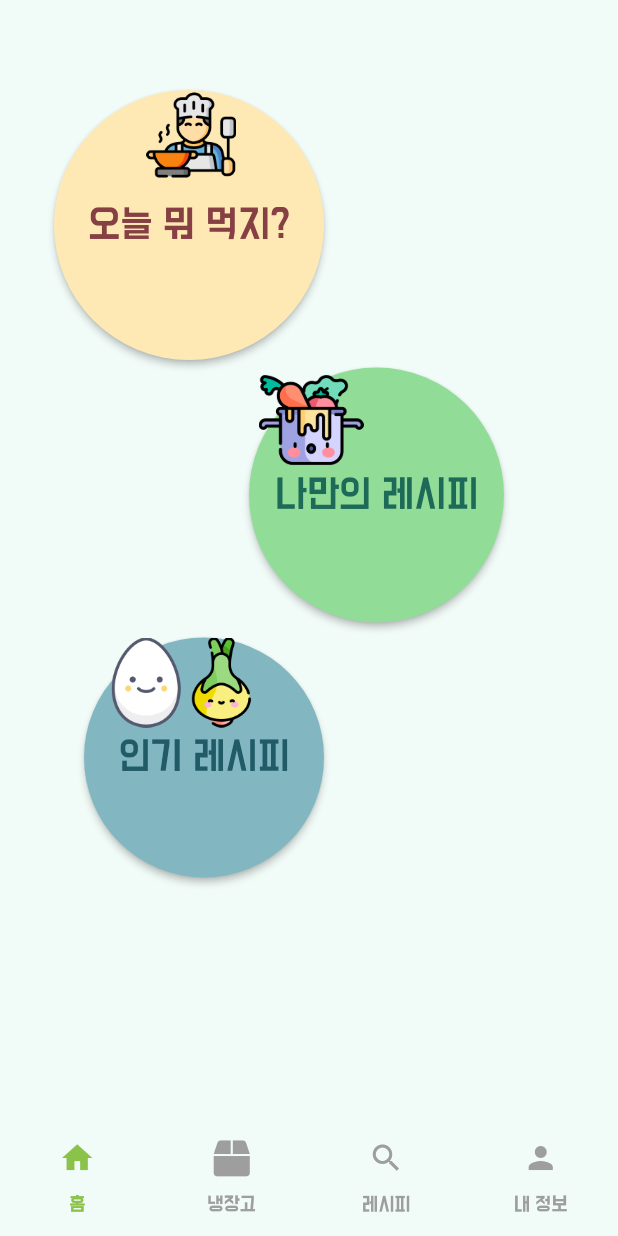
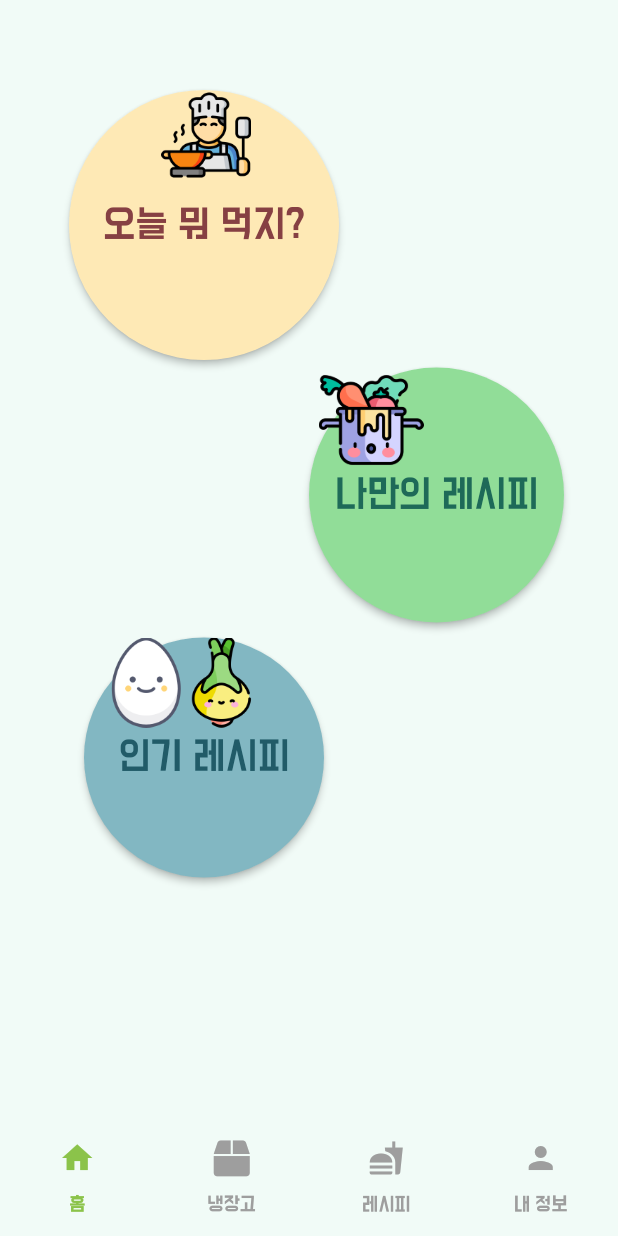
Before and after one commit to joowhan/Uana_project, a Flutter app: the HomePage screen opened by its route, on a phone screen of 412 x 824 dp. Run offline on Flutter 3.47's test engine with Material 2 defaults, Android fonts, the phone set to English and light mode, and no system bars; our stand-ins replace circular_countdown_timer, cloud_firestore, csv, file_picker, firebase_auth, firebase_core and 20 more; missing offline and left inert: cloud_firestore_web, firebase_auth_web, firebase_core_web, firebase_messaging_web, firebase_storage_web, geolocator_web and 5 more; accounts and stored records are empty; statements that could not run were skipped.

Commit message:
homeScreen 수정 - 주환

```diff
--- a/uana_project/lib/home.dart
+++ b/uana_project/lib/home.dart
@@ -58,7 +58,7 @@ class _HomePageState extends State<HomePage> {
               text: '냉장고',
             ),
             Tab(
-              icon: Icon(Icons.search), // 전체 레시피 화면
+              icon: Icon(Icons.fastfood), // 전체 레시피 화면
               text: '레시피',
             ),
             Tab(
@@ -98,7 +98,7 @@ class _HomeScreenState extends State<HomeScreen> {
       children: [
         SizedBox(height: 30.0),
         Container(
-          margin: EdgeInsets.fromLTRB(0, 30, 160, 0),
+          margin: EdgeInsets.fromLTRB(20, 30, 160, 0),
           child: Stack(
             children: <Widget>[
               ElevatedButton(
@@ -154,7 +154,7 @@ class _HomeScreenState extends State<HomeScreen> {
         // ),
 
         Container(
-          margin: EdgeInsets.fromLTRB(90, 5, 0, 0),
+          margin: EdgeInsets.fromLTRB(170, 5, 0, 0),
           child: Stack(
             children: <Widget> [
               ElevatedButton(
```
